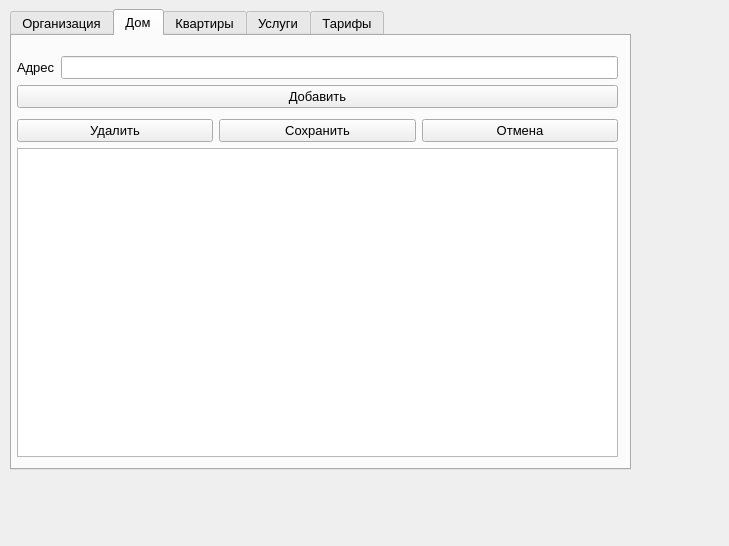
Qt form adminwindow.ui (MartovKot/ZHSK) before a commit.
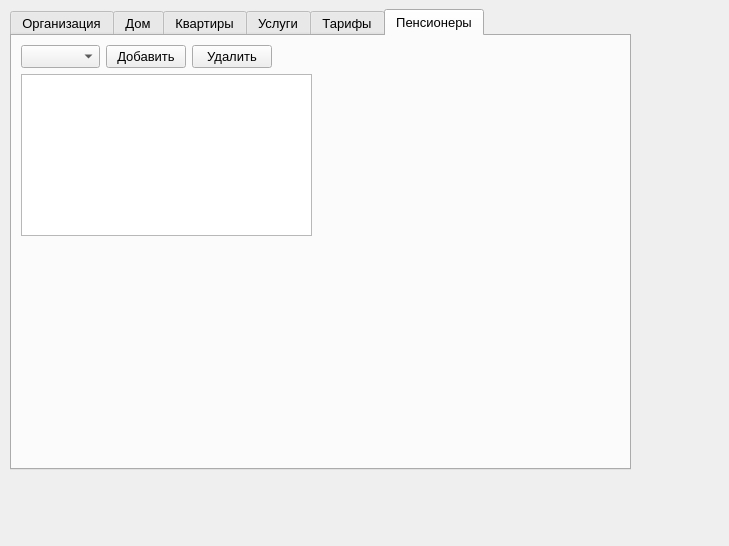
The same form after that commit.

```diff
--- a/adminwindow.ui
+++ b/adminwindow.ui
@@ -44,7 +44,7 @@
        <bool>true</bool>
       </property>
       <property name="currentIndex">
-       <number>1</number>
+       <number>5</number>
       </property>
       <property name="tabsClosable">
        <bool>false</bool>
@@ -1535,6 +1535,60 @@
         </layout>
        </widget>
       </widget>
+      <widget class="QWidget" name="tab_Pensioner">
+       <attribute name="title">
+        <string>Пенсионеры</string>
+       </attribute>
+       <widget class="QWidget" name="verticalLayoutWidget_6">
+        <property name="geometry">
+         <rect>
+          <x>9</x>
+          <y>9</y>
+          <width>291</width>
+          <height>191</height>
+         </rect>
+        </property>
+        <layout class="QVBoxLayout" name="mainLay_Pens">
+         <item>
+          <layout class="QHBoxLayout" name="horizontalLayout_12">
+           <item>
+            <widget class="QComboBox" name="cmBx_PensApart"/>
+           </item>
+           <item>
+            <widget class="QPushButton" name="pBtn_addPens">
+             <property name="text">
+              <string>Добавить</string>
+             </property>
+            </widget>
+           </item>
+           <item>
+            <widget class="QPushButton" name="pBtn_delPens">
+             <property name="text">
+              <string>Удалить</string>
+             </property>
+            </widget>
+           </item>
+           <item>
+            <spacer name="horizontalSpacer">
+             <property name="orientation">
+              <enum>Qt::Horizontal</enum>
+             </property>
+             <property name="sizeHint" stdset="0">
+              <size>
+               <width>40</width>
+               <height>20</height>
+              </size>
+             </property>
+            </spacer>
+           </item>
+          </layout>
+         </item>
+         <item>
+          <widget class="QTableView" name="tableView"/>
+         </item>
+        </layout>
+       </widget>
+      </widget>
      </widget>
     </item>
    </layout>
```
